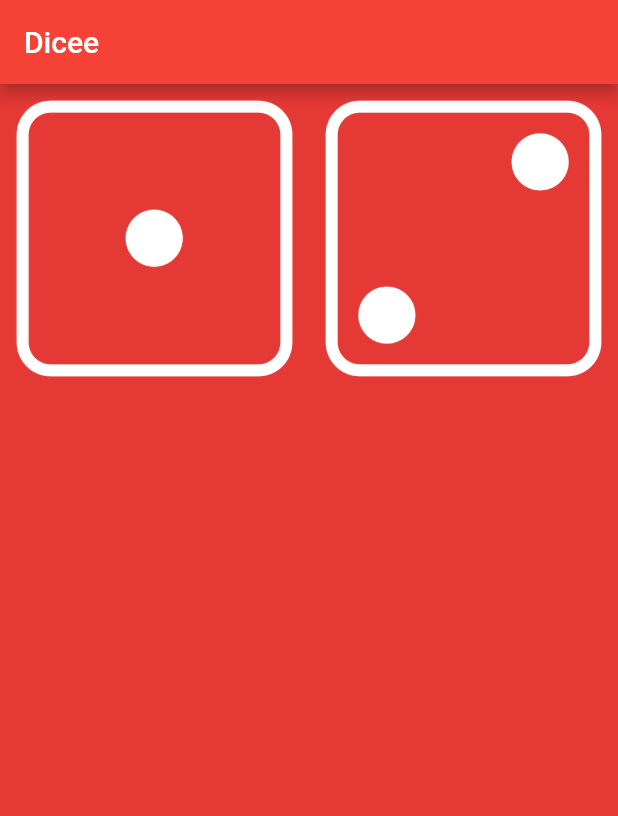
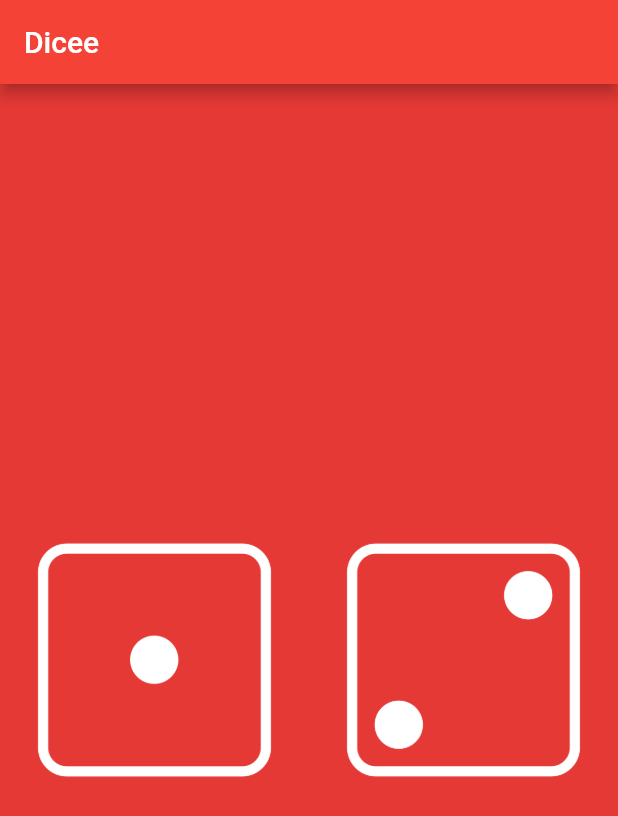
Before and after one commit to max-jellycat/dicee-fl, a Flutter app: the screen it shows after launch, on a phone screen of 412 x 824 dp. Shown: the top 816 px of the screen. Run offline on Flutter 3.47's test engine with Material 2 defaults, Android fonts, the phone set to English and light mode, and no system bars.

Commit message:
final layout

```diff
--- a/lib/main.dart
+++ b/lib/main.dart
@@ -19,15 +19,23 @@ class App extends StatelessWidget {
           backgroundColor: Colors.red,
         ),
         backgroundColor: Colors.red.shade600,
-        body: Row(
+        body: Center(
+          child: Row(
             children: <Widget>[
               Expanded(
+                child: Padding(
+                  padding: const EdgeInsets.all(16.0),
                   child: Image.asset('images/dice-1.png'),
                 ),
+              ),
               Expanded(
+                child: Padding(
+                  padding: const EdgeInsets.all(16.0),
                   child: Image.asset('images/dice-2.png'),
                 ),
+              ),
             ],
+          ),
         ),
       ),
     );
```
Lines whose indentation alone changed are shown as unchanged.
